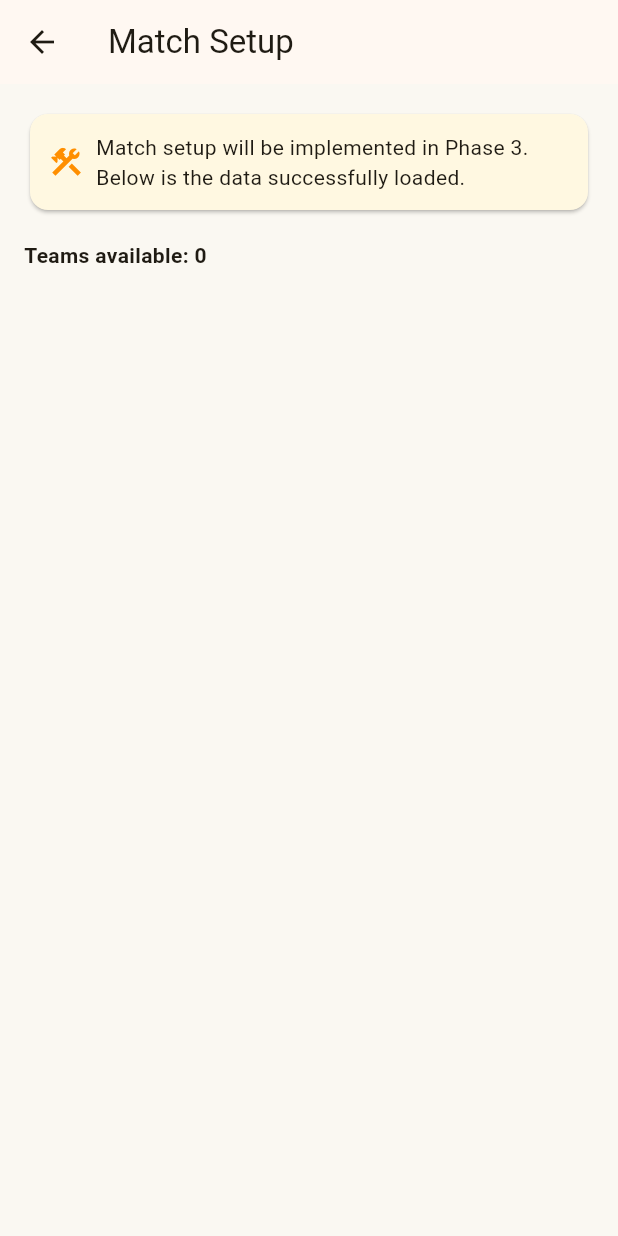
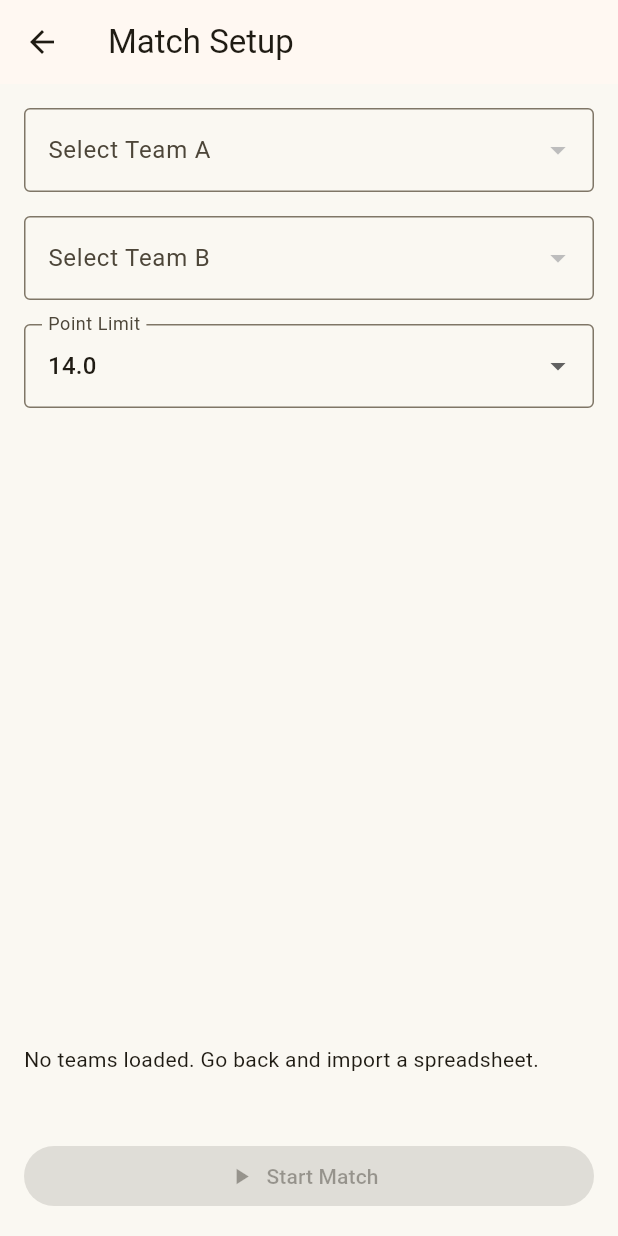
Before and after one commit to gnpazinato/IWBF-Team-Points-Control, a Flutter app: the MatchSetupScreen screen opened directly, on a phone screen of 412 x 824 dp. Run offline on Flutter 3.47's test engine with Material 3 defaults, Android fonts, the phone set to English and light mode, and no system bars; our stand-ins replace file_picker, shared_preferences; missing offline and left inert: excel; accounts and stored records are empty.

Commit message:
feat(fase-3): Match Setup real (Team A/B + Point Limit) — item 1/10
- Substitui placeholder por dropdowns reativos de Team A e Team B,
  bloqueando reativamente quando a mesma equipe é escolhida nos dois.
- Point Limit usa kAcceptedPointLimits (13.0 a 16.0, passo 0.5) com
  default kDefaultPointLimit (14.0).
- "Start Match" só habilita com duas equipes diferentes selecionadas.
- Restored MatchState pré-preenche teams + point limit + competition.
- LineupControlScreen criada como placeholder do próximo incremento
  (recebe MatchState; substituída quando a tela real entrar).
- Dropdowns usam initialValue para evitar deprecated_member_use no
  Flutter 3.41+.

Testes: flutter analyze --no-fatal-infos = 0 issues; flutter test = 105
passed (era 99; +9 novos no Match Setup, -3 do placeholder antigo).

```diff
--- a/lib/screens/match_setup_screen.dart
+++ b/lib/screens/match_setup_screen.dart
@@ -1,17 +1,20 @@
 import 'package:flutter/material.dart';
 
+import '../constants/point_limits.dart';
 import '../models/match_state.dart';
 import '../models/team.dart';
+import 'lineup_control_screen.dart';
 
-/// Placeholder da Fase 3.
+/// Configuração da partida: escolhe Team A, Team B e Point Limit.
 ///
 /// Aceita dois caminhos de entrada:
-/// - lista de `teams` (vindo da `ValidationSummaryScreen`);
-/// - `restored` (vindo do cache, ao restaurar sessão anterior).
+/// - lista de [teams] vinda da `ValidationSummaryScreen`;
+/// - [restored] vindo do cache, ao restaurar sessão anterior.
 ///
-/// Renderiza apenas o estado básico recebido. A Fase 3 substitui esta
-/// tela pelo fluxo real de seleção de Team A / Team B / Point Limit.
-class MatchSetupScreen extends StatelessWidget {
+/// "Start Match" só fica habilitado quando há duas equipes selecionadas
+/// e elas são diferentes. Em retrato (uso principal), os dropdowns ficam
+/// empilhados para acomodar tablet e celular.
+class MatchSetupScreen extends StatefulWidget {
   const MatchSetupScreen({
     super.key,
     this.teams,
@@ -24,13 +27,62 @@ class MatchSetupScreen extends StatelessWidget {
   final MatchState? restored;
 
   @override
+  State<MatchSetupScreen> createState() => _MatchSetupScreenState();
+}
+
+class _MatchSetupScreenState extends State<MatchSetupScreen> {
+  Team? _teamA;
+  Team? _teamB;
+  double _pointLimit = kDefaultPointLimit;
+
+  @override
+  void initState() {
+    super.initState();
+    final MatchState? restored = widget.restored;
+    if (restored != null) {
+      _teamA = restored.teamA;
+      _teamB = restored.teamB;
+      _pointLimit = restored.pointLimit;
+    }
+  }
+
+  List<Team> get _availableTeams {
+    final List<Team>? raw = widget.teams;
+    if (raw != null) return raw;
+    final MatchState? r = widget.restored;
+    if (r != null) return <Team>[r.teamA, r.teamB];
+    return const <Team>[];
+  }
+
+  String? get _competitionName =>
+      widget.competitionName ?? widget.restored?.competitionName;
+
+  bool get _teamsAreSame =>
+      _teamA != null && _teamB != null && _teamA == _teamB;
+
+  bool get _canStart =>
+      _teamA != null && _teamB != null && !_teamsAreSame;
+
+  void _startMatch() {
+    final Team a = _teamA!;
+    final Team b = _teamB!;
+    final MatchState state = MatchState(
+      teamA: a,
+      teamB: b,
+      pointLimit: _pointLimit,
+      competitionName: _competitionName,
+    );
+    Navigator.of(context).push<void>(
+      MaterialPageRoute<void>(
+        builder: (_) => LineupControlScreen(initialState: state),
+      ),
+    );
+  }
+
+  @override
   Widget build(BuildContext context) {
-    final List<Team> teamsToShow = teams ??
-        <Team>[
-          if (restored != null) restored!.teamA,
-          if (restored != null) restored!.teamB,
-        ];
-    final String? compName = competitionName ?? restored?.competitionName;
+    final List<Team> teams = _availableTeams;
+    final String? compName = _competitionName;
 
     return Scaffold(
       appBar: AppBar(title: const Text('Match Setup')),
@@ -38,59 +90,139 @@ class MatchSetupScreen extends StatelessWidget {
         child: Padding(
           padding: const EdgeInsets.all(16),
           child: Column(
-            crossAxisAlignment: CrossAxisAlignment.start,
+            crossAxisAlignment: CrossAxisAlignment.stretch,
             children: <Widget>[
               if (compName != null && compName.isNotEmpty)
                 Padding(
-                  padding: const EdgeInsets.only(bottom: 8),
+                  padding: const EdgeInsets.only(bottom: 12),
                   child: Text(
                     'Competition: $compName',
                     style: Theme.of(context).textTheme.titleMedium,
                   ),
                 ),
-              Card(
-                color: Colors.amber.shade50,
-                child: Padding(
-                  padding: const EdgeInsets.all(12),
-                  child: Row(
-                    children: <Widget>[
-                      Icon(Icons.construction, color: Colors.amber.shade800),
-                      const SizedBox(width: 8),
-                      const Expanded(
-                        child: Text(
-                          'Match setup will be implemented in Phase 3. '
-                          'Below is the data successfully loaded.',
-                        ),
-                      ),
-                    ],
+              _TeamDropdown(
+                key: const Key('team-a-dropdown'),
+                label: 'Select Team A',
+                value: _teamA,
+                teams: teams,
+                onChanged: (Team? value) => setState(() => _teamA = value),
+              ),
+              const SizedBox(height: 16),
+              _TeamDropdown(
+                key: const Key('team-b-dropdown'),
+                label: 'Select Team B',
+                value: _teamB,
+                teams: teams,
+                onChanged: (Team? value) => setState(() => _teamB = value),
+              ),
+              const SizedBox(height: 16),
+              _PointLimitDropdown(
+                value: _pointLimit,
+                onChanged: (double next) =>
+                    setState(() => _pointLimit = next),
+              ),
+              if (_teamsAreSame)
+                Padding(
+                  padding: const EdgeInsets.only(top: 12),
+                  child: Text(
+                    'Team A and Team B must be different.',
+                    key: const Key('teams-equal-error'),
+                    style: TextStyle(color: Colors.red.shade700),
                   ),
                 ),
-              ),
-              const SizedBox(height: 16),
-              Text(
-                'Teams available: ${teamsToShow.length}',
-                style: const TextStyle(fontWeight: FontWeight.w600),
-              ),
-              const SizedBox(height: 8),
-              Expanded(
-                child: ListView.builder(
-                  itemCount: teamsToShow.length,
-                  itemBuilder: (BuildContext context, int index) {
-                    final Team team = teamsToShow[index];
-                    return Card(
-                      child: ListTile(
-                        title: Text(team.displayName),
-                        subtitle:
-                            Text('${team.players.length} player(s)'),
-                      ),
-                    );
-                  },
+              const Spacer(),
+              if (teams.isEmpty)
+                const Padding(
+                  padding: EdgeInsets.symmetric(vertical: 12),
+                  child: Text(
+                    'No teams loaded. Go back and import a spreadsheet.',
+                  ),
                 ),
-              ),
             ],
+          ),
+        ),
+      ),
+      bottomNavigationBar: SafeArea(
+        child: Padding(
+          padding: const EdgeInsets.all(16),
+          child: FilledButton.icon(
+            key: const Key('start-match-button'),
+            onPressed: _canStart ? _startMatch : null,
+            icon: const Icon(Icons.play_arrow),
+            label: const Text('Start Match'),
           ),
         ),
       ),
     );
   }
 }
+
+class _TeamDropdown extends StatelessWidget {
+  const _TeamDropdown({
+    super.key,
+    required this.label,
+    required this.value,
+    required this.teams,
+    required this.onChanged,
+  });
+
+  final String label;
+  final Team? value;
+  final List<Team> teams;
+  final ValueChanged<Team?> onChanged;
+
+  @override
+  Widget build(BuildContext context) {
+    return DropdownButtonFormField<Team>(
+      initialValue: value,
+      isExpanded: true,
+      decoration: InputDecoration(
+        labelText: label,
+        border: const OutlineInputBorder(),
+      ),
+      items: teams
+          .map(
+            (Team t) => DropdownMenuItem<Team>(
+              value: t,
+              child: Text(t.displayName),
+            ),
+          )
+          .toList(),
+      onChanged: teams.isEmpty ? null : onChanged,
+    );
+  }
+}
+
+class _PointLimitDropdown extends StatelessWidget {
+  const _PointLimitDropdown({
+    required this.value,
+    required this.onChanged,
+  });
+
+  final double value;
+  final ValueChanged<double> onChanged;
+
+  @override
+  Widget build(BuildContext context) {
+    return DropdownButtonFormField<double>(
+      key: const Key('point-limit-dropdown'),
+      initialValue: value,
+      isExpanded: true,
+      decoration: const InputDecoration(
+        labelText: 'Point Limit',
+        border: OutlineInputBorder(),
+      ),
+      items: kAcceptedPointLimits
+          .map(
+            (double v) => DropdownMenuItem<double>(
+              value: v,
+              child: Text(v.toStringAsFixed(1)),
+            ),
+          )
+          .toList(),
+      onChanged: (double? next) {
+        if (next != null) onChanged(next);
+      },
+    );
+  }
+}
```
Also changed, not shown: lib/screens/lineup_control_screen.dart (added, +67 -0 lines), 2 other files.
